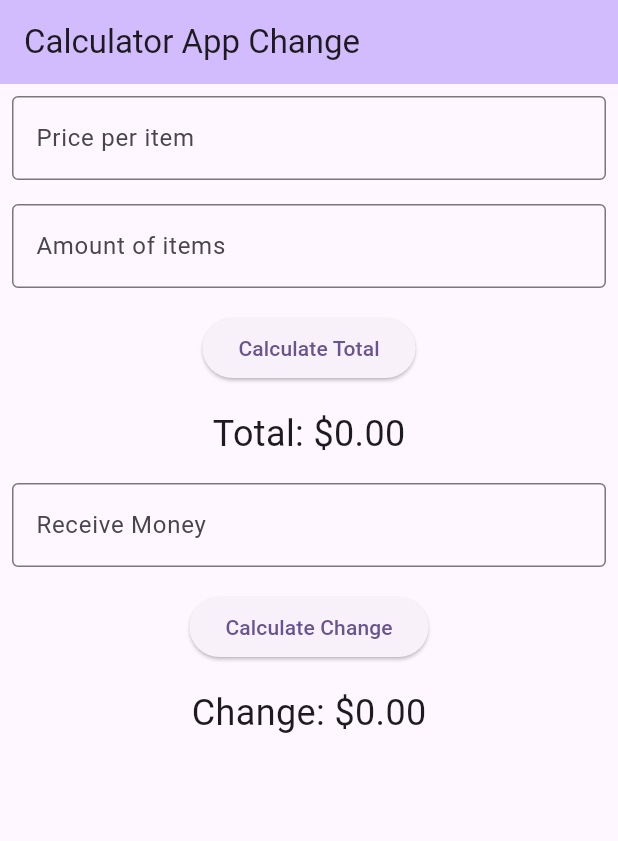
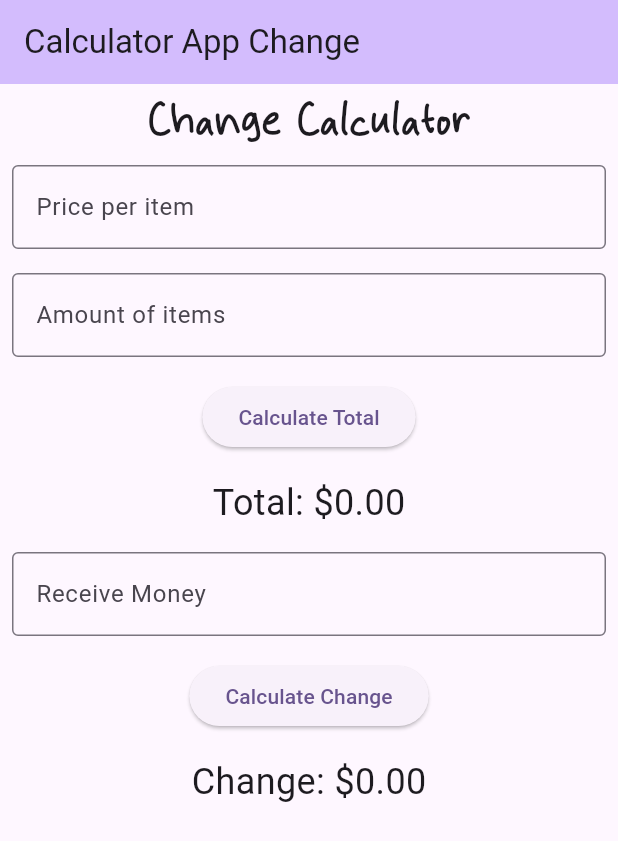
Before and after one commit to Chawaphat/flutter_lab_662115010, a Flutter app: the screen it shows after launch, on a phone screen of 412 x 824 dp. Shown: the top 841 px of the screen. Run offline on Flutter 3.47's test engine with Material 3 defaults, Android fonts, the phone set to English and light mode, and no system bars.

Commit message:
update_font

```diff
--- a/lib/main.dart
+++ b/lib/main.dart
@@ -43,6 +43,10 @@ class _MyHomePageState extends State<MyHomePage> {
       ),
       body: Column(
         children: [
+          Text(
+            "Change Calculator",
+            style: TextStyle(fontSize: 32, fontFamily: 'Snowy'),
+          ),
           Padding(padding: const EdgeInsets.all(8.0), child: priceTextField()),
           Padding(padding: const EdgeInsets.all(8.0), child: amountOfItems()),
           Padding(padding: const EdgeInsets.all(8.0), child: calculateButton()),
```
Also changed, not shown: pubspec.yaml (+6 -3 lines), fonts/SnowyDelight.otf (added).
